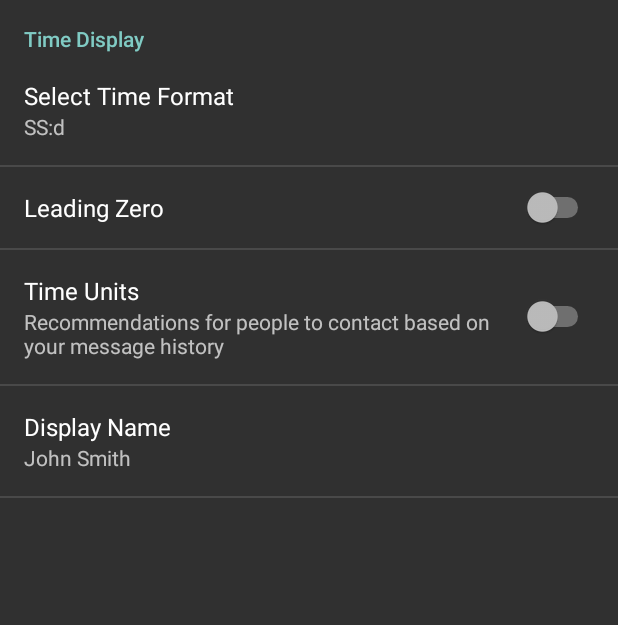
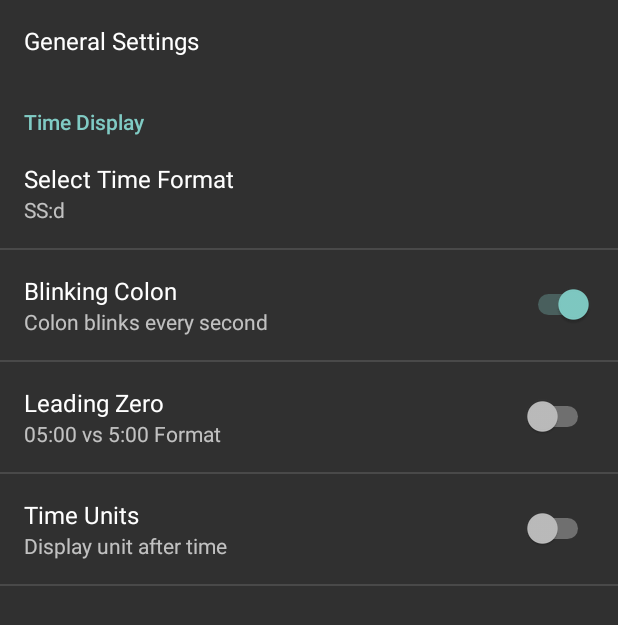
Before and after one commit to jmagine/ChessClock, an Android app: the SettingsActivity screen opened directly, with no data from a screen before it, after a tap on "General", on a phone screen of 412 x 824 dp. Shown: the top 625 px of the screen. Run offline under Robolectric (Android 15) with nearby library versions, the phone set to English and light mode, and no system bars.

Commit message:
added tick sound, implemented mute button, made general settings work on the MM:SS level

```diff
--- a/app/src/main/AndroidManifest.xml
+++ b/app/src/main/AndroidManifest.xml
@@ -15,6 +15,9 @@
         <category android:name="android.intent.category.LAUNCHER"/>
       </intent-filter>
     </activity>
+    <activity android:name=".TimeSelectorActivity">
+
+    </activity>
     <activity
       android:name=".SettingsActivity"
       android:label="@string/title_activity_settings">
--- a/app/src/main/java/com/example/android/chessclock/SettingsActivity.java
+++ b/app/src/main/java/com/example/android/chessclock/SettingsActivity.java
@@ -178,11 +178,6 @@ public class SettingsActivity extends AppCompatPreferenceActivity {
       // updated to reflect the new value, per the Android Design
       // guidelines.
       bindPreferenceSummaryToValue(findPreference("time_format"));
-      //bindPreferenceSummaryToValue(findPreference("leading_zero"));
-      //bindPreferenceSummaryToValue(findPreference("time_units"));
-      bindPreferenceSummaryToValue(findPreference("example_text"));
-
-
     }
 
     @Override
--- a/app/src/main/res/xml/pref_general.xml
+++ b/app/src/main/res/xml/pref_general.xml
@@ -1,4 +1,8 @@
-<PreferenceScreen xmlns:android="http://schemas.android.com/apk/res/android">
+<PreferenceScreen
+  xmlns:android="http://schemas.android.com/apk/res/android">
+  <Preference
+    android:title="General Settings">
+  </Preference>
   <PreferenceCategory
     android:key="time_display"
     android:title="Time Display">
@@ -15,27 +19,22 @@
       android:title="Select Time Format"/>
 
     <SwitchPreference
+      android:defaultValue="true"
+      android:key="blinking_colon"
+      android:summary="Colon blinks every second"
+      android:title="Blinking Colon"/>
+
+    <SwitchPreference
       android:defaultValue="false"
       android:key="leading_zero"
+      android:summary="05:00 vs 5:00 Format"
       android:title="Leading Zero"/>
 
     <SwitchPreference
       android:defaultValue="false"
       android:key="time_units"
-      android:summary="@string/pref_description_social_recommendations"
+      android:summary="Display unit after time"
       android:title="Time Units"/>
   </PreferenceCategory>
 
-  <!-- NOTE: EditTextPreference accepts EditText attributes. -->
-  <!-- NOTE: EditTextPreference's summary should be set to its value by the activity code. -->
-  <EditTextPreference
-    android:capitalize="words"
-    android:defaultValue="@string/pref_default_display_name"
-    android:inputType="textCapWords"
-    android:key="example_text"
-    android:maxLines="1"
-    android:selectAllOnFocus="true"
-    android:singleLine="true"
-    android:title="Display Name"/>
-
 </PreferenceScreen>
```
Also changed, not shown: app/src/main/java/com/example/android/chessclock/MainActivity.java (+151 -24 lines), app/src/main/java/com/example/android/chessclock/TimeSelectorActivity.java (added, +19 -0 lines), app/src/main/res/layout/activity_time_selector.xml (added, +12 -0 lines), 1 other file.
